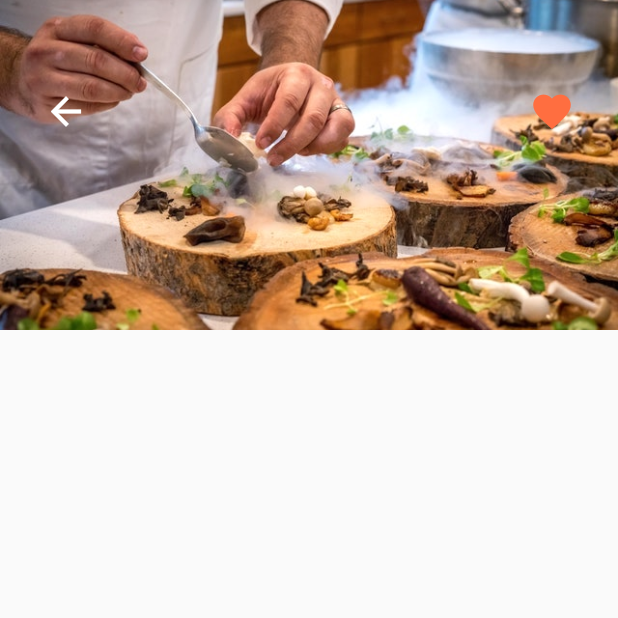
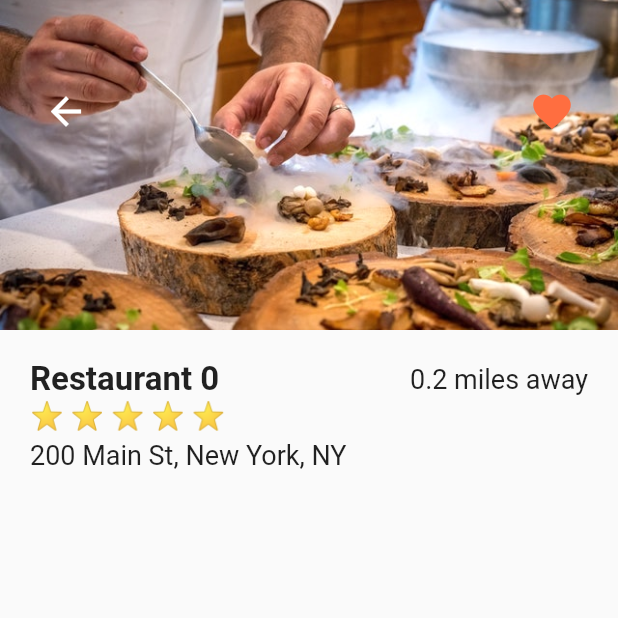
Before and after one commit to MBanawa/Food-Delivery-UI, a Flutter app: the screen it shows after launch, after a tap on "Restaurant 0", on a phone screen of 412 x 824 dp, the top half of it. Run offline on Flutter 3.47's test engine with Material 2 defaults, Android fonts, the phone set to English and light mode, and no system bars.

Commit message:
add restaurant details

```diff
--- a/lib/screens/restaurant_screen.dart
+++ b/lib/screens/restaurant_screen.dart
@@ -1,5 +1,6 @@
 import 'package:flutter/material.dart';
 import 'package:food_delivery_ui/models/restaurant.dart';
+import 'package:food_delivery_ui/widgets/rating_stars.dart';
 
 class RestaurantScreen extends StatefulWidget {
   final Restaurant restaurant;
@@ -47,8 +48,44 @@ class _RestaurantScreenState extends State<RestaurantScreen> {
                     ),
                   ],
                 ),
-              )
+              ),
             ],
+          ),
+          Padding(
+            padding: const EdgeInsets.all(20.0),
+            child: Column(
+              crossAxisAlignment: CrossAxisAlignment.start,
+              children: <Widget>[
+                Row(
+                    mainAxisAlignment: MainAxisAlignment.spaceBetween,
+                    children: <Widget>[
+                      Text(
+                        widget.restaurant.name,
+                        style: TextStyle(
+                          fontSize: 22.0,
+                          fontWeight: FontWeight.w600,
+                        ),
+                      ),
+                      Text(
+                        '0.2 miles away',
+                        style: TextStyle(
+                          fontSize: 18.0,
+                        ),
+                      ),
+                    ]),
+                RatingStars(widget.restaurant.rating),
+                SizedBox(height: 6.0),
+                Text(
+                  widget.restaurant.address,
+                  style: TextStyle(
+                    fontSize: 18.0,
+                  ),
+                ),
+              ],
+            ),
+          ),
+          Row(
+            children: <Widget>[],
           )
         ],
       ),
```
